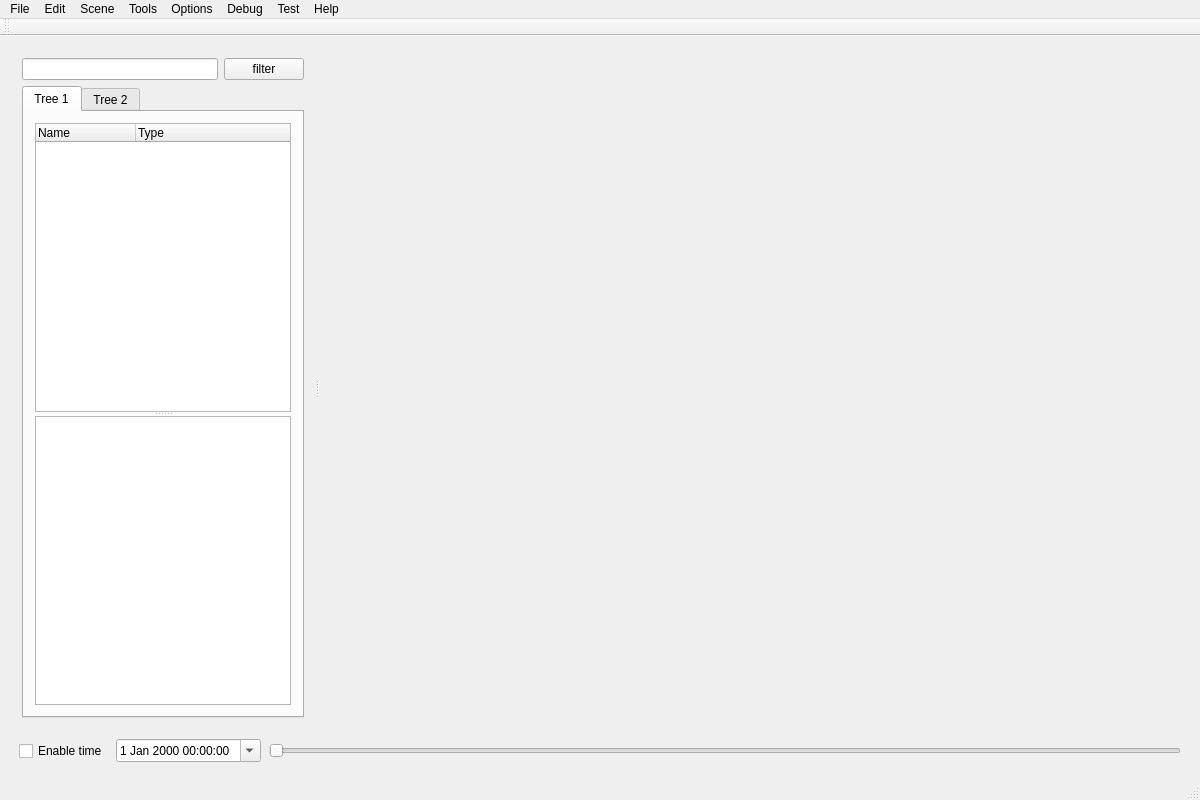
First picture: the form in ui/mainWindow.ui, repository VCityTeam/3DUSE, before the edit.
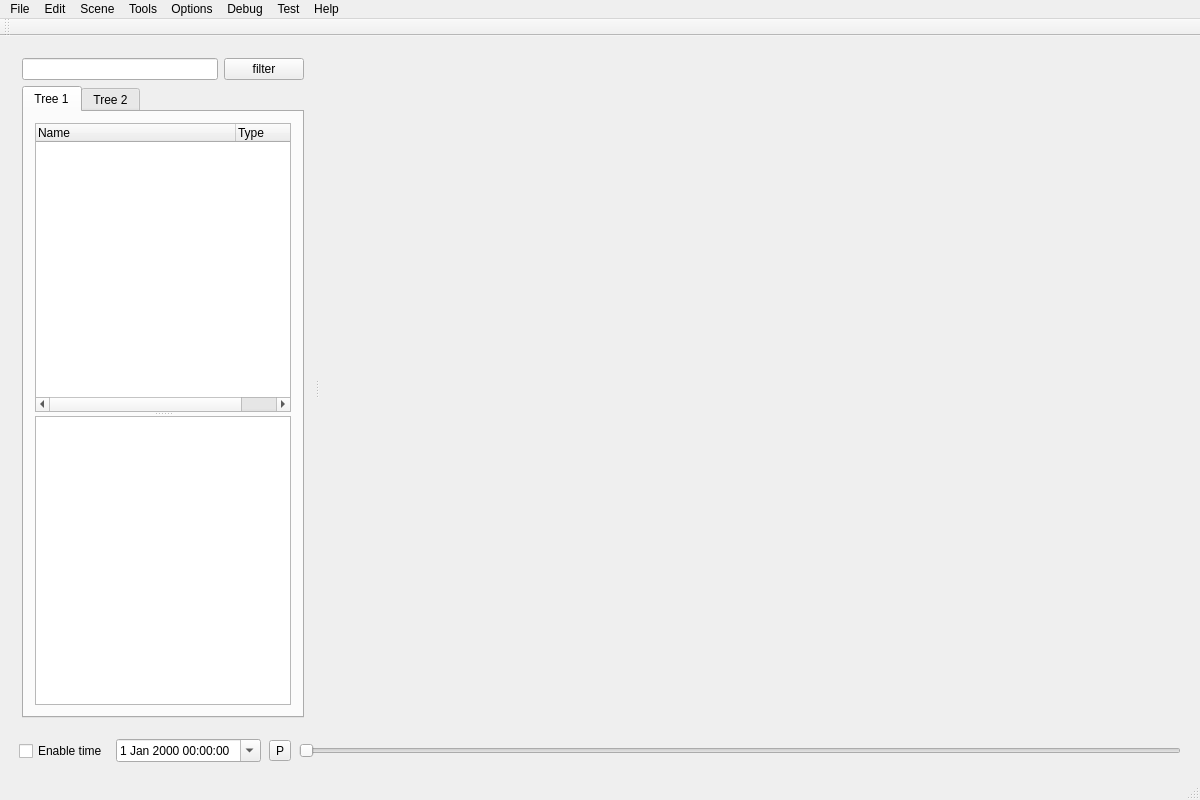
Second picture: the form after the edit.

```diff
--- a/ui/mainWindow.ui
+++ b/ui/mainWindow.ui
@@ -82,6 +82,9 @@
                  <verstretch>0</verstretch>
                 </sizepolicy>
                </property>
+               <attribute name="headerDefaultSectionSize">
+                <number>200</number>
+               </attribute>
                <column>
                 <property name="text">
                  <string>Name</string>
@@ -184,6 +187,13 @@
          </property>
         </widget>
        </item>
+       <item>
+        <widget class="QToolButton" name="toolButton">
+         <property name="text">
+          <string>P</string>
+         </property>
+        </widget>
+       </item>
        <item>
         <widget class="QSlider" name="horizontalSlider">
          <property name="minimumSize">
```
